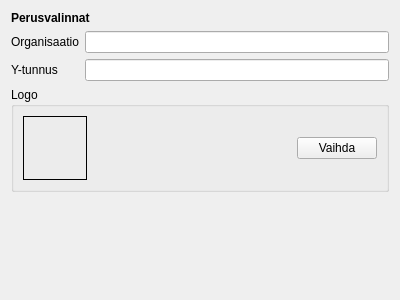
Qt form kitupiikki/maaritys/perusvalinnat.ui (artoh/kitupiikki) before a commit.
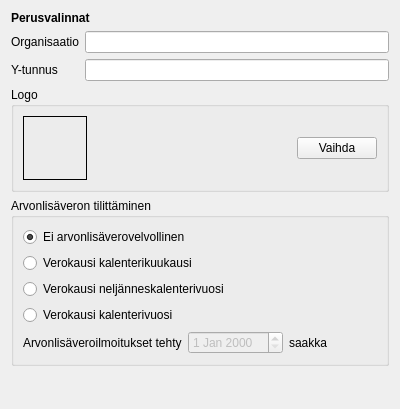
The same form after that commit.

Patch:
```diff
--- a/kitupiikki/maaritys/perusvalinnat.ui
+++ b/kitupiikki/maaritys/perusvalinnat.ui
@@ -7,13 +7,13 @@
     <x>0</x>
     <y>0</y>
     <width>400</width>
-    <height>300</height>
+    <height>409</height>
    </rect>
   </property>
   <property name="windowTitle">
    <string>Form</string>
   </property>
-  <layout class="QVBoxLayout" name="verticalLayout">
+  <layout class="QVBoxLayout" name="verticalLayout_2">
    <item>
     <widget class="QLabel" name="label_3">
      <property name="text">
@@ -102,6 +102,77 @@
      </layout>
     </widget>
    </item>
+   <item>
+    <widget class="QGroupBox" name="alvRyhma">
+     <property name="font">
+      <font>
+       <weight>50</weight>
+       <bold>false</bold>
+      </font>
+     </property>
+     <property name="title">
+      <string>Arvonlisäveron tilittäminen</string>
+     </property>
+     <layout class="QVBoxLayout" name="verticalLayout">
+      <item>
+       <widget class="QRadioButton" name="eiAlvRadio">
+        <property name="text">
+         <string>Ei arvonlisäverovelvollinen</string>
+        </property>
+        <property name="checked">
+         <bool>true</bool>
+        </property>
+       </widget>
+      </item>
+      <item>
+       <widget class="QRadioButton" name="alvKuukausiRadio">
+        <property name="text">
+         <string>Verokausi kalenterikuukausi</string>
+        </property>
+       </widget>
+      </item>
+      <item>
+       <widget class="QRadioButton" name="alvNeljannesRadio">
+        <property name="text">
+         <string>Verokausi neljänneskalenterivuosi</string>
+        </property>
+       </widget>
+      </item>
+      <item>
+       <widget class="QRadioButton" name="alvVuosiRadio">
+        <property name="text">
+         <string>Verokausi kalenterivuosi</string>
+        </property>
+       </widget>
+      </item>
+      <item>
+       <layout class="QHBoxLayout" name="horizontalLayout_2">
+        <item>
+         <widget class="QLabel" name="label_4">
+          <property name="text">
+           <string>Arvonlisäveroilmoitukset tehty</string>
+          </property>
+         </widget>
+        </item>
+        <item>
+         <widget class="QDateEdit" name="alvTehtyDate">
+          <property name="enabled">
+           <bool>false</bool>
+          </property>
+         </widget>
+        </item>
+        <item>
+         <widget class="QLabel" name="label_5">
+          <property name="text">
+           <string>saakka</string>
+          </property>
+         </widget>
+        </item>
+       </layout>
+      </item>
+     </layout>
+    </widget>
+   </item>
    <item>
     <spacer name="verticalSpacer">
      <property name="orientation">
```
Left out of the diff: 19 changed lines with no effect on the pictures.
